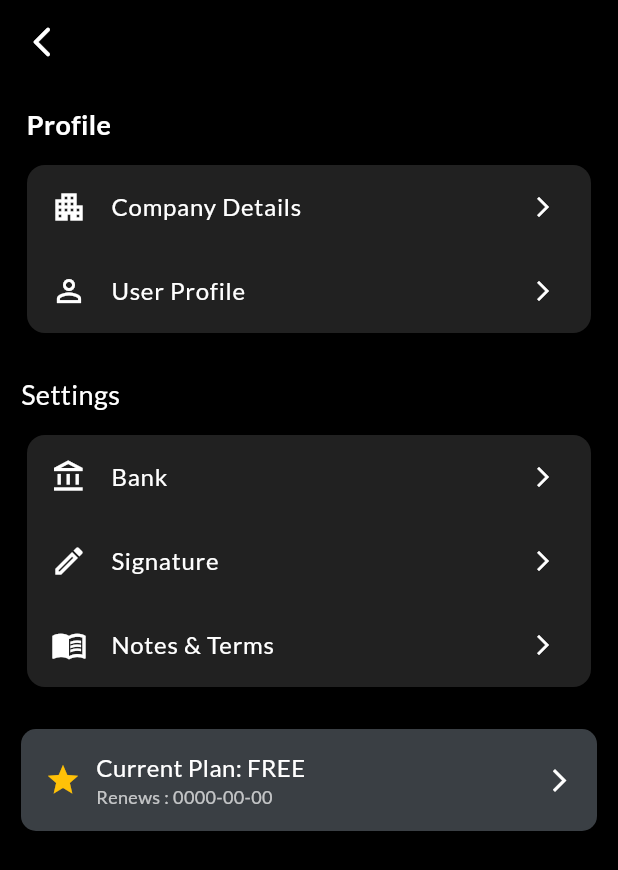
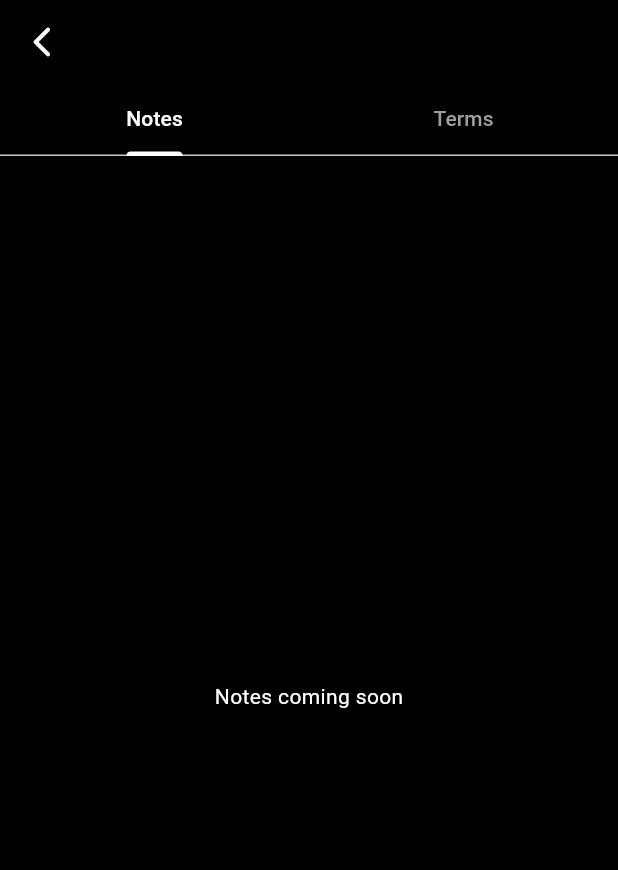
Before and after one commit to MagicallySoft/Billing-Software---App, a Flutter app: the More screen opened by its route, after a tap on "Notes & Terms", on a phone screen of 412 x 824 dp. Shown: the top 870 px of the screen. Run offline on Flutter 3.47's test engine with Material 3 defaults, Android fonts, the light colour scheme and no system bars; our stand-ins replace carousel_slider, firebase_auth, firebase_core, flutter_dotenv, flutter_screenutil, get and 8 more; accounts and stored records are empty; network calls fail.

Commit message:
Tab view Added

```diff
--- a/lib/routes/routes.dart
+++ b/lib/routes/routes.dart
@@ -7,6 +7,7 @@ import 'package:invoice_generator/view/screen/Quatation/quatation.dart';
 import 'package:invoice_generator/view/screen/bottom/Company_detail/company.dart';
 import 'package:invoice_generator/view/screen/bottom/bills.dart';
 import 'package:invoice_generator/view/screen/bottom/more.dart';
+import 'package:invoice_generator/view/screen/bottom/notes/terms/notes_terms.dart';
 import 'package:invoice_generator/view/screen/bottom/parties.dart';
 import 'package:invoice_generator/view/screen/bottom/product.dart';
 
@@ -42,6 +43,7 @@ class Routes {
   static const String company_detail = "/company_detail";
   static const String user_profile = "/user_profile";
   static const String signature = "/signature";
+  static const String notes_terms = "/notes_terms";
 
   static List<GetPage> pages = [
     GetPage(
@@ -124,5 +126,10 @@ class Routes {
       page: () => SignatureScreen(),
       transition: Transition.fadeIn,
     ),
+    GetPage(
+      name: notes_terms,
+      page: () => NotesTerms(),
+      transition: Transition.fadeIn,
+    ),
   ];
 }
--- a/lib/view/screen/bottom/more.dart
+++ b/lib/view/screen/bottom/more.dart
@@ -160,7 +160,9 @@ class More extends StatelessWidget {
                         color: Colors.white,
                         size: 16,
                       ),
-                      onTap: () {},
+                      onTap: () {
+                        Get.toNamed(Routes.notes_terms);
+                      },
                     ),
                   ],
                 ),
--- /dev/null
+++ b/lib/view/screen/bottom/notes/terms/notes_terms.dart
@@ -0,0 +1,43 @@
+import 'dart:developer';
+
+import 'package:flutter/material.dart';
+import '../../../../../colors/colours.dart';
+
+class NotesTerms extends StatelessWidget {
+  const NotesTerms({super.key});
+
+  @override
+  Widget build(BuildContext context) {
+    return DefaultTabController(
+      length: 2,
+      child: Scaffold(
+        backgroundColor: black,
+        appBar: AppBar(
+          leading: IconButton(
+            onPressed: () => Navigator.pop(context),
+            icon: Icon(Icons.arrow_back_ios_new_rounded, color: white),
+          ),
+          backgroundColor: black,
+          bottom: TabBar(
+            labelColor: white,
+            unselectedLabelColor: Colors.grey,
+            indicatorColor: white,
+            tabs: const [Tab(text: "Notes"), Tab(text: "Terms")],
+          ),
+        ),
+        body: TabBarView(
+          children: [
+            Center(
+              child: Text("Notes coming soon", style: TextStyle(color: white)),
+            ),
+
+            ///-------------------------------------TabView------------------------------------------///
+            Center(
+              child: Text("Terms coming soon", style: TextStyle(color: white)),
+            ),
+          ],
+        ),
+      ),
+    );
+  }
+}
--- a/lib/view/screen/bottom/signature/signature.dart
+++ b/lib/view/screen/bottom/signature/signature.dart
@@ -1,21 +1,18 @@
 import 'dart:developer';
-import 'dart:io';
+
 import 'package:flutter/material.dart';
 import 'package:flutter_screenutil/flutter_screenutil.dart';
 import 'package:get/get.dart';
 import 'package:invoice_generator/view/screen/bottom/signature/signature%20controller.dart';
 import '../../../../colors/colours.dart';
-import '../../../../routes/routes.dart';
 
 class SignatureScreen extends StatelessWidget {
   const SignatureScreen({super.key});
-
   @override
   Widget build(BuildContext context) {
     final SignatureControllerX signatureController = Get.put(
       SignatureControllerX(),
     );
-
     return Scaffold(
       backgroundColor: black,
       appBar: AppBar(
```
